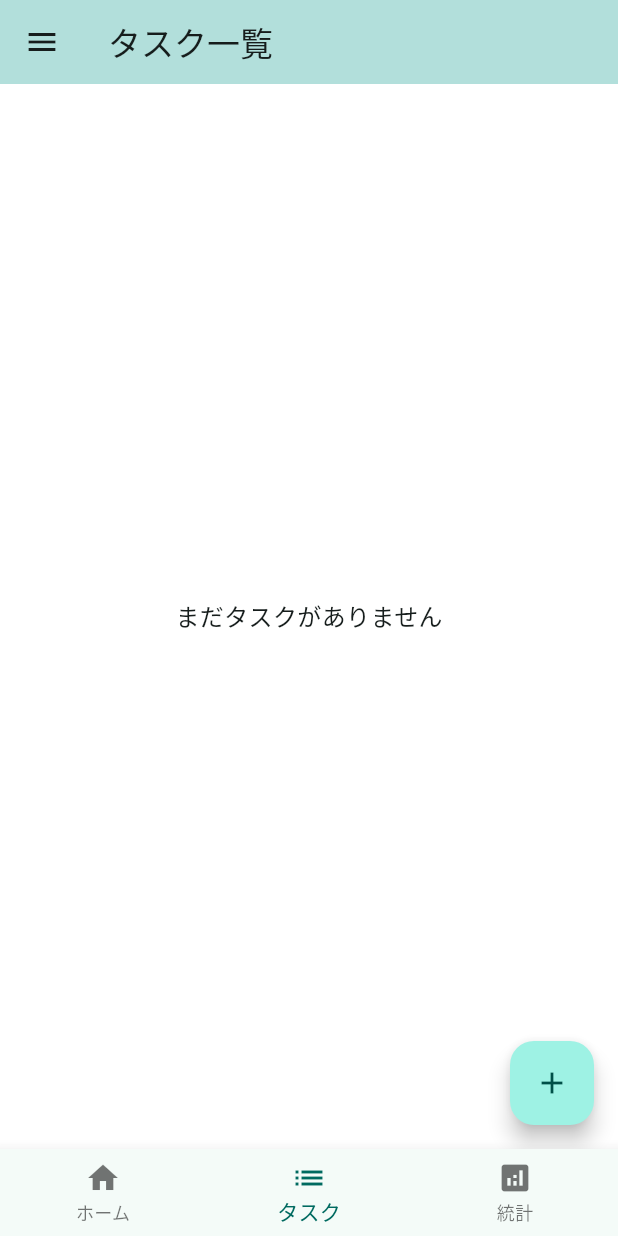
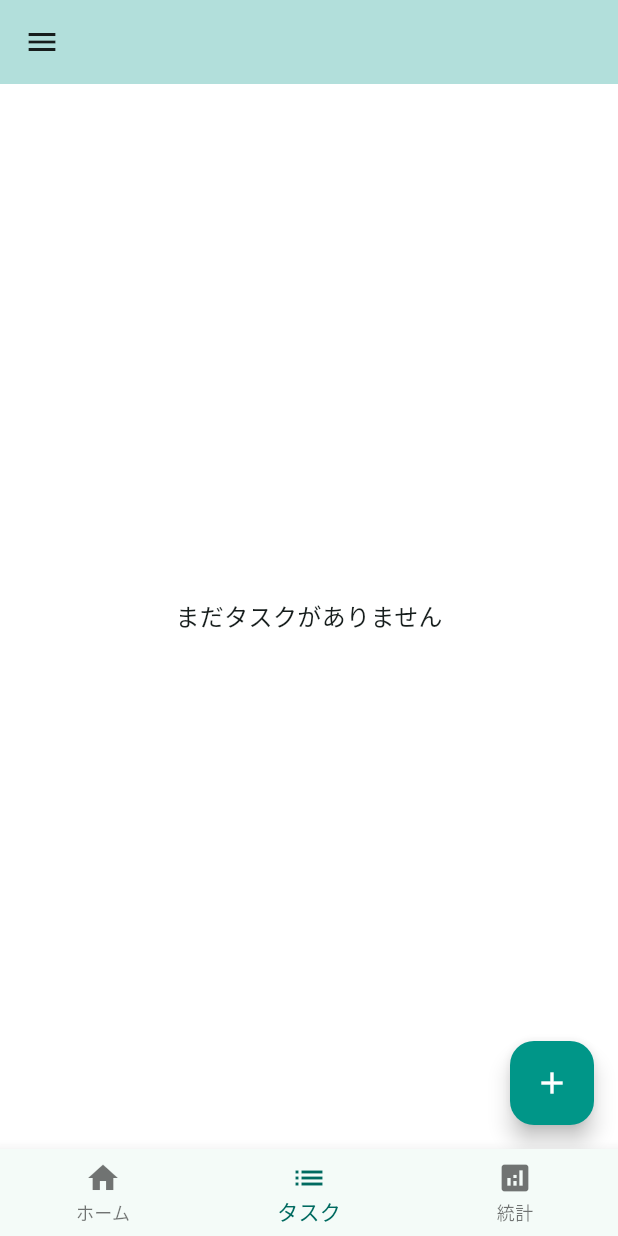
Before and after one commit to cocowahn-source/studyflow, a Flutter app: the screen it shows after launch, item 2 of the bottom bar chosen, on a phone screen of 412 x 824 dp. Run offline on Flutter 3.47's test engine with Material 3 defaults, Android fonts, the phone set to English and light mode, and no system bars; our stand-ins replace fl_chart, hive_flutter; accounts and stored records are empty.

Commit message:
v1.0.5 タスクFABとAppBarのUI調整

```diff
--- a/lib/screens/home_screen.dart
+++ b/lib/screens/home_screen.dart
@@ -115,15 +115,18 @@ class _HomeScreenState extends State<HomeScreen> {
       // タスクタブ：タイトルを表示
       return AppBar(
         backgroundColor: barColor,
-        title: const Text('タスク一覧'),
+        elevation: 0,
+        title: const SizedBox.shrink(),
         centerTitle: false,
       );
     } else {
       // ホーム & 統計タブ：うす緑のラインだけ
       return AppBar(
         backgroundColor: barColor,
-        toolbarHeight: 4, // 細いラインにする
+        toolbarHeight: 56, // 細いラインにする
         elevation: 0,
+        title: const SizedBox.shrink(),
+        centerTitle: false,
       );
     }
   }
--- a/lib/screens/task_list_screen.dart
+++ b/lib/screens/task_list_screen.dart
@@ -149,13 +149,17 @@ class _TaskListScreenState extends State<TaskListScreen> {
             },
           ),
 
-        // 右下にぷかっと浮いてる + ボタン
+        // 右下にぷかっと浮いてる + ボタン（ホームと同じ色）
         Positioned(
           bottom: 16,
           right: 16,
           child: FloatingActionButton(
             onPressed: _navigateToAddTask,
-            child: const Icon(Icons.add),
+            backgroundColor: Colors.teal,
+            child: const Icon(
+              Icons.add,
+              color: Colors.white,
+            ),
           ),
         ),
       ],
```
Also changed, not shown: 5 other files.
